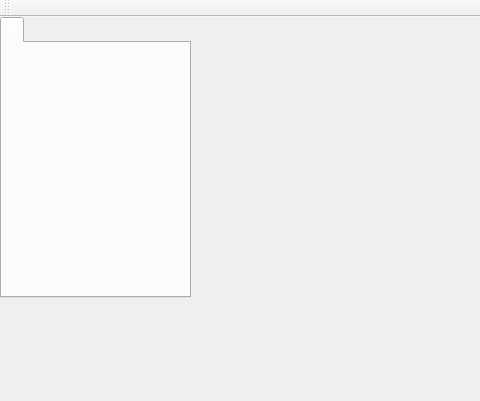
Old version of the form MyCAD/MyCAD.ui in the repository valdislaf/MyCAD; both pictures show x 0 to 480 and y 0 to 401 of the 1159 by 617 pixel window.
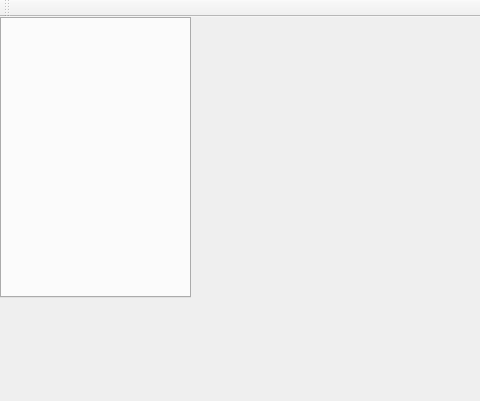
New version of the form.

Diff of the .ui file:
```diff
--- a/MyCAD/MyCAD.ui
+++ b/MyCAD/MyCAD.ui
@@ -23,11 +23,6 @@
       <height>281</height>
      </rect>
     </property>
-    <widget class="QWidget" name="tabWidgetPage1" native="true">
-     <attribute name="title">
-      <string/>
-     </attribute>
-    </widget>
    </widget>
   </widget>
   <widget class="QMenuBar" name="menuBar">
```
